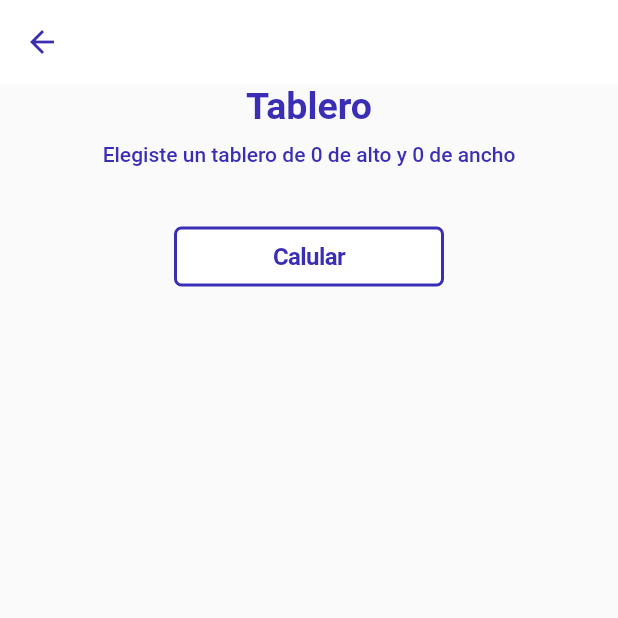
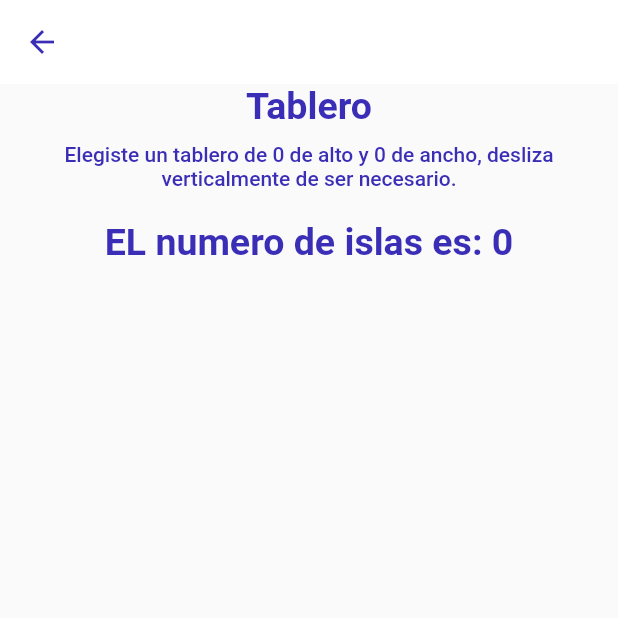
Before and after one commit to srios007/3A, a Flutter app: the BoardScreen screen opened directly with empty values, on a phone screen of 412 x 824 dp, the top half of it. Run offline on Flutter 3.47's test engine with Material 2 defaults, Android fonts, the phone set to English and light mode, and no system bars.

Commit message:
Ãajustes

```diff
--- a/lib/screens/challenge/board.dart
+++ b/lib/screens/challenge/board.dart
@@ -18,7 +18,10 @@ class BoardScreen extends StatefulWidget {
 class _BoardScreenState extends State<BoardScreen> {
   List<List<Island>> matrix = List<List<Island>>();
   List<Island> numbers = [];
+  int islands = 0;
   var random = Random();
+  Algorithm algorith = Algorithm();
+
   @override
   void initState() {
     int aux = 0;
@@ -46,6 +49,8 @@ class _BoardScreenState extends State<BoardScreen> {
           numbers.add(matrix[i][j]);
         }
       }
+      islands = algorith.countIslands(
+                        matrix, widget.height, widget.width);
     });
     super.initState();
   }
@@ -65,7 +70,6 @@ class _BoardScreenState extends State<BoardScreen> {
           height: MediaQuery.of(context).size.height - kToolbarHeight,
           alignment: Alignment.topCenter,
           margin: const EdgeInsets.symmetric(horizontal: 16),
-          child: SingleChildScrollView(
           child: Column(
             mainAxisAlignment: MainAxisAlignment.start,
             children: [
@@ -75,15 +79,23 @@ class _BoardScreenState extends State<BoardScreen> {
                 textAlign: TextAlign.center,
               ),
               Padding(
-                  padding: const EdgeInsets.fromLTRB(0, 10, 0, 40),
+                padding: const EdgeInsets.fromLTRB(0, 10, 0, 10),
                 child: Text(
-                    'Elegiste un tablero de ${widget.height} de alto y ${widget.width} de ancho',
+                  'Elegiste un tablero de ${widget.height} de alto y ${widget.width} de ancho, desliza verticalmente de ser necesario.',
                   style: Styles.welcomeSubtitleStyle,
                   textAlign: TextAlign.center,
                 ),
               ),
+              Padding(
+                padding: const EdgeInsets.fromLTRB(0, 10, 0, 20),
+                child: Text(
+                  'EL numero de islas es: $islands',
+                  style: Styles.welcomeTitleStyle,
+                  textAlign: TextAlign.center,
+                ),
+              ),
               Container(
-                  height: (100.0 * widget.height),
+                height: MediaQuery.of(context).size.height * 0.65,
                 width: MediaQuery.of(context).size.width,
                 child: GridView.builder(
                     gridDelegate: SliverGridDelegateWithFixedCrossAxisCount(
@@ -112,6 +124,8 @@ class _BoardScreenState extends State<BoardScreen> {
                                       [numbers[index].width]
                                   .number = 0;
                             }
+                            islands = algorith.countIslands(
+                                matrix, widget.height, widget.width);
                           });
                         },
                         child: Container(
@@ -134,17 +148,9 @@ class _BoardScreenState extends State<BoardScreen> {
                       );
                     }),
               ),
-                A3Button(
-                  title: 'Calular',
-                  onPressed: () {
-                    Algorithm p = Algorithm();
-                    print(
-                      p.countIslands(matrix, widget.height, widget.width),
-                    );
-                  },
-                ),
+
+
             ],
-            ),
           ),
         ),
       ),
--- a/lib/screens/challenge/set_matrix_size_screen.dart
+++ b/lib/screens/challenge/set_matrix_size_screen.dart
@@ -43,7 +43,7 @@ class _SetMatrixSizeScreenState extends State<SetMatrixSizeScreen> {
                 Padding(
                   padding: const EdgeInsets.fromLTRB(0, 0, 0, 40),
                   child: Text(
-                    'Tendrás que indicar el alto y el ancho de la matriz',
+                    'Tendrás que indicar el alto y el ancho del tablero.',
                     style: Styles.welcomeSubtitleStyle,
                     textAlign: TextAlign.center,
                   ),
@@ -90,6 +90,10 @@ class _SetMatrixSizeScreenState extends State<SetMatrixSizeScreen> {
                       hintText: '5',
                       autovalidateMode: AutovalidateMode.onUserInteraction,
                       keyboardType: TextInputType.number,
+                      textInputFormatters: [
+                        // ignore: deprecated_member_use
+                        WhitelistingTextInputFormatter.digitsOnly
+                      ],
                       onChanged: (text) {
                         _canPush();
                       },
--- a/lib/screens/instructions/instructions_screen.dart
+++ b/lib/screens/instructions/instructions_screen.dart
@@ -37,7 +37,7 @@ class _InstructionsScreenState extends State<InstructionsScreen> {
                 Padding(
                   padding: const EdgeInsets.fromLTRB(0, 0, 0, 20),
                   child: Text(
-                    '1. Tendras que elegir el tamaño de la matriz al iniciar el desafio y así poder darle tamaño a un tablero coo el que encontrarás a continuación.',
+                    '1. Tendrás que elegir el tamaño de la matriz al iniciar el desafío y así poder darle tamaño a un tablero como el que encontrarás a continuación.',
                     style: Styles.normalLabelStyle,
                     textAlign: TextAlign.justify,
                   ),
@@ -46,7 +46,7 @@ class _InstructionsScreenState extends State<InstructionsScreen> {
                 Padding(
                   padding: const EdgeInsets.fromLTRB(0, 20, 0, 40),
                   child: Text(
-                    '2. En la siguiente pestaña encontrarás el tablero con el tamaño que anteriormente elegiste, tendrás un botón el cual te calculará el numeró total de islas que están presentes en el tablero',
+                    '2. En la siguiente pestaña encontrarás el tablero con el tamaño que anteriormente elegiste, al ingresar a la pestaña podrás ver el número de islas. Adicional a esto si quieres cambiar alguna isla por agua o viceversa solo basta con tocarlo y el número de islas se recalculará.',
                     style: Styles.normalLabelStyle,
                     textAlign: TextAlign.justify,
                   ),
--- a/lib/screens/welcome/welcome_screen.dart
+++ b/lib/screens/welcome/welcome_screen.dart
@@ -25,7 +25,7 @@ class _WelcomeScreenState extends State<WelcomeScreen> {
               Padding(
                 padding: const EdgeInsets.fromLTRB(0, 24, 0, 0),
                 child: Text(
-                  'Bienvenido al desafío de las islas para 3 Astronautas.',
+                  'Bienvenido al desafío de encontrar las islas para Tres Astronautas.',
                   style: Styles.welcomeTitleStyle,
                   textAlign: TextAlign.center,
                 ),
@@ -33,7 +33,7 @@ class _WelcomeScreenState extends State<WelcomeScreen> {
               Padding(
                 padding: const EdgeInsets.fromLTRB(0, 0, 0, 40),
                 child: Text(
-                  'Desarrollado por Santiago Rios Valero',
+                  'Desarrollado por: Santiago Rios Valero',
                   style: Styles.welcomeSubtitleStyle,
                   textAlign: TextAlign.center,
                 ),
```
Lines whose indentation alone changed are shown as unchanged.
